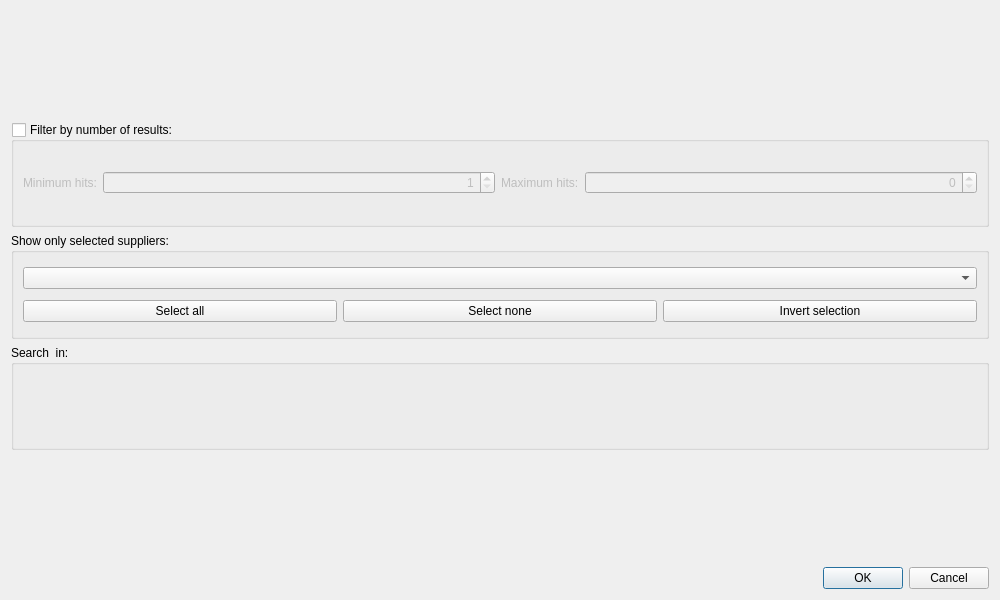
Above: src/plugins/enzymes/src/FindEnzymesDialog.ui from ugeneunipro/ugene before the change. Below: the same form after it.
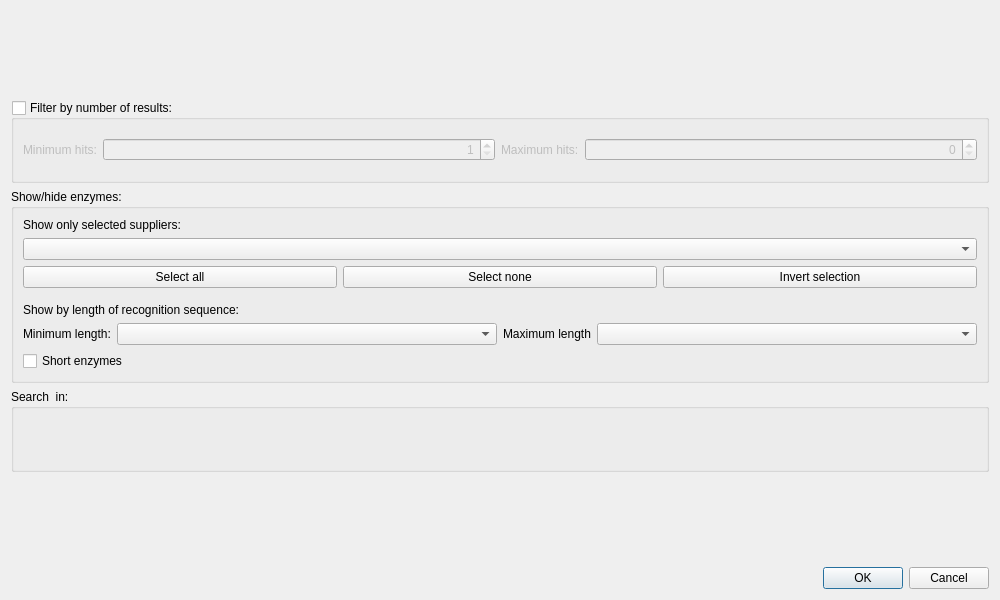
That is the form after the change. Custom widgets are drawn as their Qt base class.

What changed in the file:
```diff
--- a/src/plugins/enzymes/src/FindEnzymesDialog.ui
+++ b/src/plugins/enzymes/src/FindEnzymesDialog.ui
@@ -16,7 +16,7 @@
   <property name="windowTitle">
    <string>Find Restriction Sites</string>
   </property>
-  <layout class="QVBoxLayout" name="verticalLayout">
+  <layout class="QVBoxLayout" name="verticalLayout_4">
    <item>
     <widget class="QWidget" name="enzymesSelectorWidget" native="true">
      <property name="sizePolicy">
@@ -113,11 +113,36 @@
     </widget>
    </item>
    <item>
-    <widget class="QGroupBox" name="groupBox_2">
+    <widget class="QGroupBox" name="groupBox_3">
      <property name="title">
-      <string>Show only selected suppliers:</string>
+      <string>Show/hide enzymes:</string>
      </property>
+     <layout class="QVBoxLayout" name="verticalLayout_3">
+      <property name="spacing">
+       <number>15</number>
+      </property>
+      <item>
+       <widget class="QWidget" name="widget_2" native="true">
      <layout class="QVBoxLayout" name="verticalLayout_2">
+         <property name="leftMargin">
+          <number>0</number>
+         </property>
+         <property name="topMargin">
+          <number>0</number>
+         </property>
+         <property name="rightMargin">
+          <number>0</number>
+         </property>
+         <property name="bottomMargin">
+          <number>0</number>
+         </property>
+         <item>
+          <widget class="QLabel" name="label_5">
+           <property name="text">
+            <string>Show only selected suppliers:</string>
+           </property>
+          </widget>
+         </item>
       <item>
        <widget class="U2::ComboBoxWithCheckBoxes" name="cbSuppliers"/>
       </item>
@@ -145,6 +170,80 @@
          </widget>
         </item>
        </layout>
+         </item>
+        </layout>
+       </widget>
+      </item>
+      <item>
+       <widget class="QWidget" name="widget_4" native="true">
+        <layout class="QVBoxLayout" name="verticalLayout">
+         <property name="leftMargin">
+          <number>0</number>
+         </property>
+         <property name="topMargin">
+          <number>0</number>
+         </property>
+         <property name="rightMargin">
+          <number>0</number>
+         </property>
+         <property name="bottomMargin">
+          <number>0</number>
+         </property>
+         <item>
+          <widget class="QLabel" name="label_6">
+           <property name="text">
+            <string>Show by length of recognition sequence:</string>
+           </property>
+          </widget>
+         </item>
+         <item>
+          <layout class="QHBoxLayout" name="horizontalLayout_2">
+           <item>
+            <layout class="QFormLayout" name="formLayout">
+             <item row="0" column="0">
+              <widget class="QLabel" name="label">
+               <property name="text">
+                <string>Minimum length:</string>
+               </property>
+              </widget>
+             </item>
+             <item row="0" column="1">
+              <widget class="QComboBox" name="cbMinLength"/>
+             </item>
+            </layout>
+           </item>
+           <item>
+            <layout class="QFormLayout" name="formLayout_2">
+             <item row="0" column="0">
+              <widget class="QLabel" name="label_4">
+               <property name="text">
+                <string>Maximum length</string>
+               </property>
+              </widget>
+             </item>
+             <item row="0" column="1">
+              <widget class="QComboBox" name="cbMaxLength">
+               <property name="currentText">
+                <string/>
+               </property>
+              </widget>
+             </item>
+            </layout>
+           </item>
+          </layout>
+         </item>
+         <item>
+          <widget class="QCheckBox" name="cbShowShort">
+           <property name="toolTip">
+            <string>Show enzymes, wich recognitions sequence length is 1, 2 or 3 bases</string>
+           </property>
+           <property name="text">
+            <string>Short enzymes</string>
+           </property>
+          </widget>
+         </item>
+        </layout>
+       </widget>
       </item>
      </layout>
     </widget>
```
Lines whose indentation alone changed are shown as unchanged.
